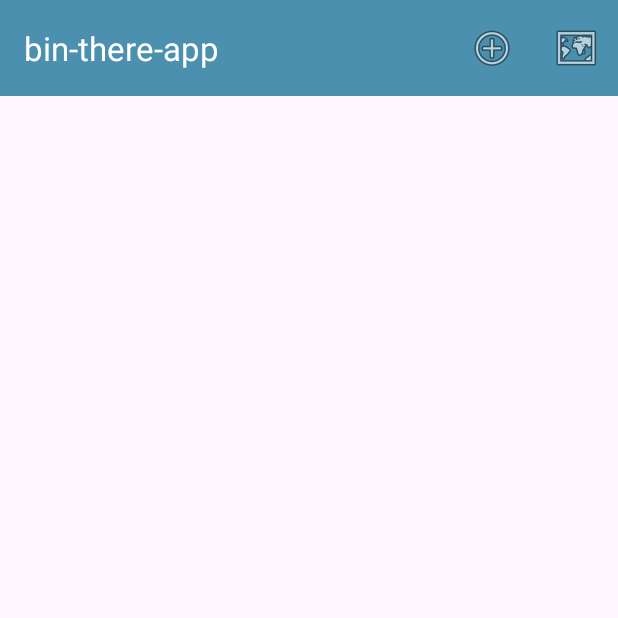
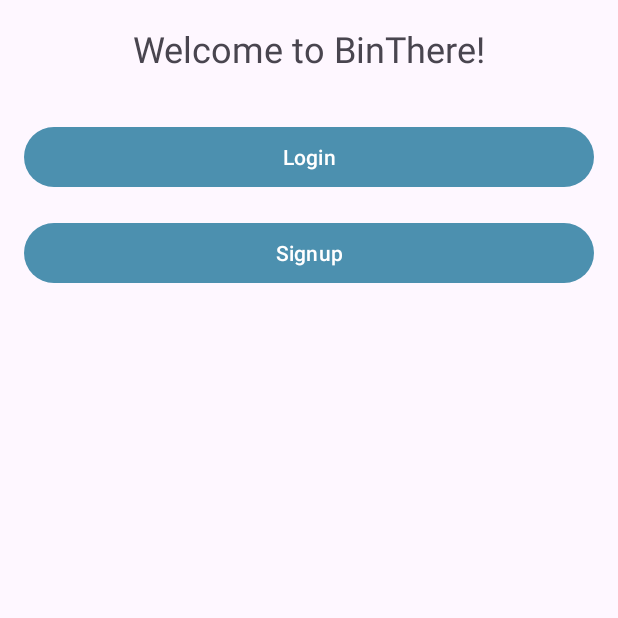
Before and after one commit to grzpiotrowski/bin-there-app, an Android app: the screen it shows after launch (PoiListView before the commit, WelcomeView after it), on a phone screen of 412 x 824 dp, the top half of it. Run offline under Robolectric (Android 15) with nearby library versions, the phone set to English and light mode, and no system bars; our stand-ins replace Timber; libraries missing offline, so code that uses them is left out: com.github.ajalt.timberkt; 2 statements that could not run were skipped.

Commit message:
User model and signup implemented

```diff
--- /dev/null
+++ b/app/src/main/java/ie/setu/bin_there_app/views/welcome/WelcomeView.kt
@@ -0,0 +1,29 @@
+package ie.setu.bin_there_app
+
+import android.content.Intent
+import android.os.Bundle
+import androidx.appcompat.app.AppCompatActivity
+import ie.setu.bin_there_app.databinding.ActivityWelcomeBinding
+import ie.setu.bin_there_app.views.signup.SignupView
+import timber.log.Timber.i
+
+class WelcomeView : AppCompatActivity() {
+
+    private lateinit var binding: ActivityWelcomeBinding
+
+    override fun onCreate(savedInstanceState: Bundle?) {
+        super.onCreate(savedInstanceState)
+        binding = ActivityWelcomeBinding.inflate(layoutInflater)
+        setContentView(binding.root)
+
+        binding.loginButton.setOnClickListener {
+            //val loginIntent = Intent(this, LoginActivity::class.java)
+            //startActivity(loginIntent)
+        }
+
+        binding.signupButton.setOnClickListener {
+            val signupIntent = Intent(this, SignupView::class.java)
+            startActivity(signupIntent)
+        }
+    }
+}
--- /dev/null
+++ b/app/src/main/res/layout/activity_welcome.xml
@@ -0,0 +1,38 @@
+<?xml version="1.0" encoding="utf-8"?>
+<androidx.constraintlayout.widget.ConstraintLayout xmlns:android="http://schemas.android.com/apk/res/android"
+    xmlns:app="http://schemas.android.com/apk/res-auto"
+    android:layout_width="match_parent"
+    android:layout_height="match_parent"
+    android:padding="16dp">
+
+    <TextView
+        android:id="@+id/textViewWelcome"
+        android:layout_width="wrap_content"
+        android:layout_height="wrap_content"
+        android:text="Welcome to BinThere!"
+        android:textSize="24sp"
+        app:layout_constraintEnd_toEndOf="parent"
+        app:layout_constraintStart_toStartOf="parent"
+        app:layout_constraintTop_toTopOf="parent" />
+
+    <Button
+        android:id="@+id/loginButton"
+        android:layout_width="0dp"
+        android:layout_height="wrap_content"
+        android:layout_marginTop="32dp"
+        android:text="Login"
+        app:layout_constraintEnd_toEndOf="parent"
+        app:layout_constraintStart_toStartOf="parent"
+        app:layout_constraintTop_toBottomOf="@+id/textViewWelcome" />
+
+    <Button
+        android:id="@+id/signupButton"
+        android:layout_width="0dp"
+        android:layout_height="wrap_content"
+        android:layout_marginTop="16dp"
+        android:text="Signup"
+        app:layout_constraintEnd_toEndOf="parent"
+        app:layout_constraintStart_toStartOf="parent"
+        app:layout_constraintTop_toBottomOf="@+id/loginButton" />
+
+</androidx.constraintlayout.widget.ConstraintLayout>
--- a/app/src/main/res/values-land/dimens.xml
+++ b/app/src/main/res/values-land/dimens.xml
@@ -1,3 +1,4 @@
 <resources>
     <dimen name="fab_margin">48dp</dimen>
+    <dimen name="activity_horizontal_margin">48dp</dimen>
 </resources>
--- a/app/src/main/res/values-w1240dp/dimens.xml
+++ b/app/src/main/res/values-w1240dp/dimens.xml
@@ -1,3 +1,4 @@
 <resources>
     <dimen name="fab_margin">200dp</dimen>
+    <dimen name="activity_horizontal_margin">200dp</dimen>
 </resources>
--- a/app/src/main/res/values-w600dp/dimens.xml
+++ b/app/src/main/res/values-w600dp/dimens.xml
@@ -1,3 +1,4 @@
 <resources>
     <dimen name="fab_margin">48dp</dimen>
+    <dimen name="activity_horizontal_margin">48dp</dimen>
 </resources>
--- a/app/src/main/res/values/dimens.xml
+++ b/app/src/main/res/values/dimens.xml
@@ -1,3 +1,6 @@
 <resources>
     <dimen name="fab_margin">16dp</dimen>
+    <!-- Default screen margins, per the Android Design guidelines. -->
+    <dimen name="activity_horizontal_margin">16dp</dimen>
+    <dimen name="activity_vertical_margin">16dp</dimen>
 </resources>
```
Also changed, not shown: app/src/main/AndroidManifest.xml (+15 -7 lines), app/src/main/java/ie/setu/bin_there_app/models/user/UserJSONStore.kt (added, +94 -0 lines), app/src/main/java/ie/setu/bin_there_app/models/user/UserModel.kt (added, +10 -0 lines), app/src/main/java/ie/setu/bin_there_app/models/user/UserStore.kt (added, +11 -0 lines), app/src/main/java/ie/setu/bin_there_app/views/signup/SignupPresenter.kt (+23 -1 lines), app/src/main/java/ie/setu/bin_there_app/views/signup/SignupView.kt (+42 -1 lines), app/src/main/res/layout/activity_signup.xml (added, +53 -0 lines), app/src/main/res/menu/menu_signup_login.xml (added, +16 -0 lines), app/src/main/res/values/strings.xml (+8 -0 lines).
